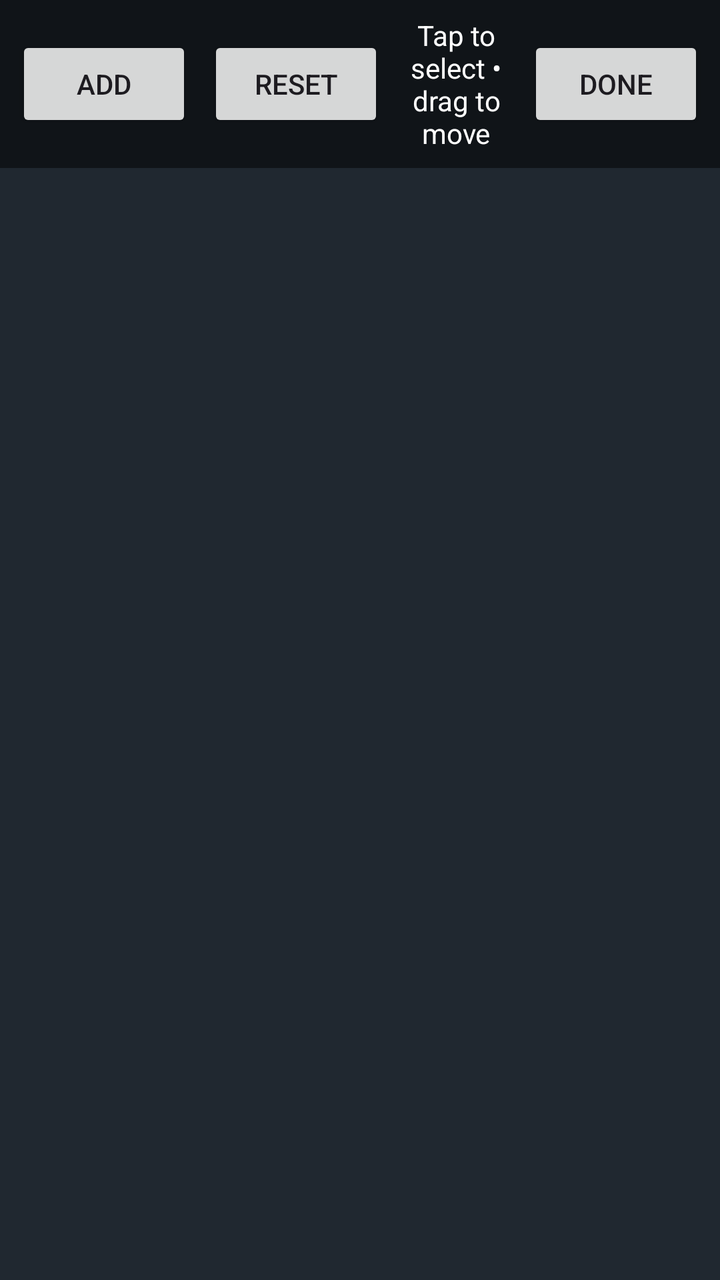
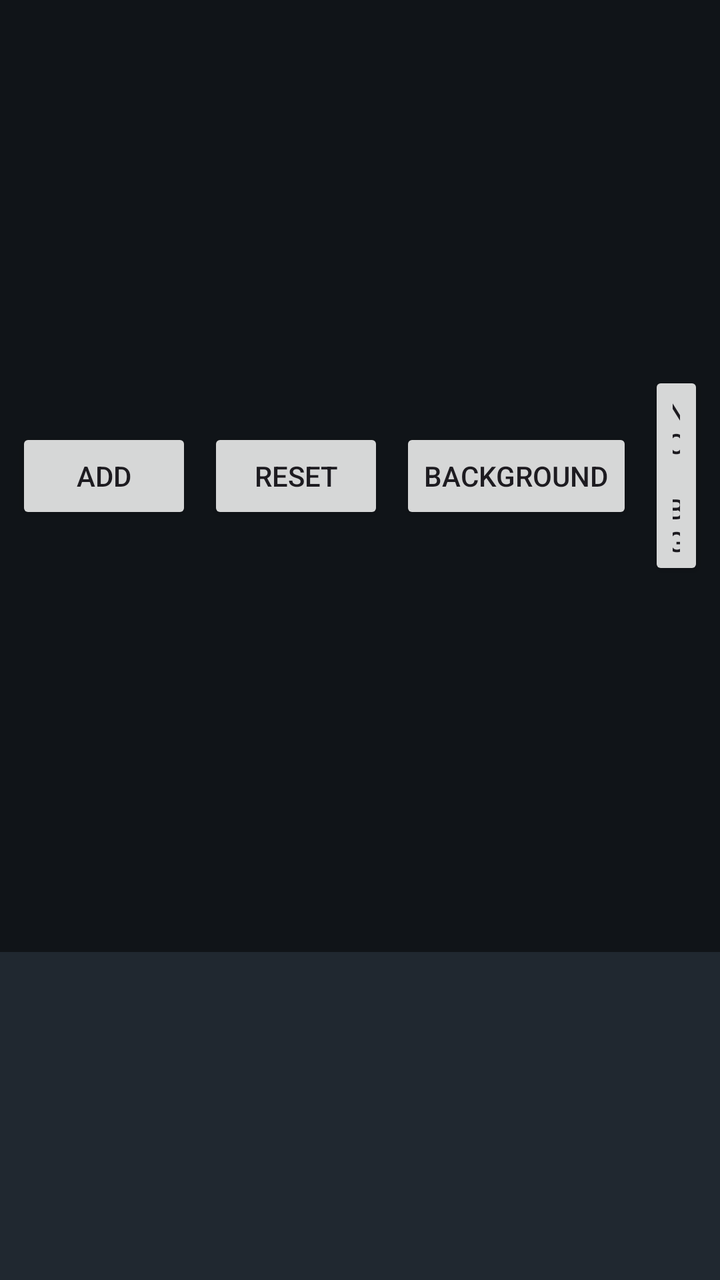

Two renders of the same Android screen: before a commit and after it. Below are the layout's source before the change and the commit's diff.
<!-- AndroidManifest.xml: activity theme AppTheme -->
<!-- res/layout/activity_controls_editor.xml -->
<?xml version="1.0" encoding="utf-8"?>
<FrameLayout xmlns:android="http://schemas.android.com/apk/res/android"
    android:layout_width="match_parent"
    android:layout_height="match_parent"
    android:background="#202830">

    
    <FrameLayout
        android:id="@+id/controls_host"
        android:layout_width="match_parent"
        android:layout_height="match_parent" />

    
    <LinearLayout
        android:layout_width="match_parent"
        android:layout_height="wrap_content"
        android:orientation="horizontal"
        android:gravity="center_vertical"
        android:background="#80000000"
        android:padding="8dp">

        <Button
            android:id="@+id/btn_add"
            android:layout_width="wrap_content"
            android:layout_height="wrap_content"
            android:text="@string/editor_add" />

        <Button
            android:id="@+id/btn_reset"
            android:layout_width="wrap_content"
            android:layout_height="wrap_content"
            android:layout_marginStart="8dp"
            android:text="@string/editor_reset" />

        <TextView
            android:layout_width="0dp"
            android:layout_height="wrap_content"
            android:layout_weight="1"
            android:gravity="center"
            android:textColor="#FFFFFF"
            android:text="@string/editor_hint" />

        <Button
            android:id="@+id/btn_done"
            android:layout_width="wrap_content"
            android:layout_height="wrap_content"
            android:text="@string/editor_done" />
    </LinearLayout>

    
    <ScrollView
        android:id="@+id/panel"
        android:layout_width="300dp"
        android:layout_height="match_parent"
        android:layout_gravity="end"
        android:background="#CC101820"
        android:visibility="gone">

        <LinearLayout
            android:id="@+id/panel_container"
            android:layout_width="match_parent"
            android:layout_height="wrap_content"
            android:orientation="vertical"
            android:padding="16dp" />
    </ScrollView>
</FrameLayout>
<!-- resources referenced by this layout -->
<resources>
  <string name="editor_add">Add</string>
  <string name="editor_done">Done</string>
  <string name="editor_hint">Tap to select • drag to move</string>
  <string name="editor_reset">Reset</string>
  <color name="rd_primary">#2E7D32</color>
  <color name="rd_primary_container">#B4F0B6</color>
  <color name="rd_on_primary_container">#00210A</color>
  <color name="md_theme_secondary">#4F6354</color>
  <color name="md_theme_onSecondary">#FFFFFF</color>
  <color name="md_theme_secondaryContainer">#D2E8D6</color>
  <color name="md_theme_onSecondaryContainer">#0E1F14</color>
  <color name="md_theme_tertiary">#3A656E</color>
  <color name="md_theme_onTertiary">#FFFFFF</color>
  <color name="md_theme_tertiaryContainer">#BEEAF5</color>
  <color name="md_theme_onTertiaryContainer">#001F25</color>
  <color name="md_theme_error">#BA1A1A</color>
  <color name="md_theme_onError">#FFFFFF</color>
  <color name="md_theme_errorContainer">#FFDAD6</color>
  <color name="md_theme_onErrorContainer">#410002</color>
  <color name="md_theme_background">#F5F8F4</color>
  <color name="md_theme_onBackground">#181D18</color>
  <color name="md_theme_surface">#F5F8F4</color>
  <color name="md_theme_onSurface">#181D18</color>
  <color name="md_theme_surfaceVariant">#DCE5DC</color>
  <color name="md_theme_onSurfaceVariant">#414942</color>
  <color name="md_theme_outlineVariant">#C0C9C0</color>
  <color name="md_theme_inverseSurface">#2D322E</color>
  <color name="md_theme_inverseOnSurface">#EFF1EB</color>
  <color name="md_theme_inversePrimary">#86D88A</color>
  <color name="md_theme_surfaceDim">#D5DBD3</color>
  <color name="md_theme_surfaceBright">#F5F8F4</color>
  <color name="md_theme_surfaceContainerLowest">#FFFFFF</color>
  <color name="md_theme_surfaceContainerLow">#EFF2EC</color>
  <color name="md_theme_surfaceContainer">#E9ECE6</color>
  <color name="md_theme_surfaceContainerHigh">#E4E7E1</color>
  <color name="md_theme_surfaceContainerHighest">#DEE1DB</color>
  <!-- drawable rd_page_bg (drawable) -->
  <?xml version="1.0" encoding="utf-8"?>
  <layer-list xmlns:android="http://schemas.android.com/apk/res/android">
      <item android:drawable="@color/md_theme_background" />
      <item>
          <bitmap
              android:src="@drawable/rd_watermark"
              android:gravity="bottom|right" />
      </item>
  </layer-list>
  <style name="AppTheme.Button" parent="Widget.Material3.Button">
          <item name="android:minWidth">0dp</item>
          <item name="android:paddingStart">24dp</item>
          <item name="android:paddingEnd">24dp</item>
          <item name="android:textSize">15sp</item>
          <item name="android:textAllCaps">false</item>
      </style>
  <style name="AppTheme.NavigationView" parent="Widget.Material3.NavigationView">
          <item name="dividerColor">@color/rd_primary</item>
      </style>
  <style name="ThemeOverlay.RimDroid.Dialog" parent="ThemeOverlay.Material3.MaterialAlertDialog">
          <item name="materialAlertDialogTitleTextStyle">@style/RimDroid.Dialog.Title</item>
      </style>
  <style name="RimDroid.Dialog.Title" parent="MaterialAlertDialog.Material3.Title.Text">
          <item name="android:textColor">?attr/colorPrimary</item>
      </style>
  <!-- unchanged entries left out for length: 2 -->
</resources>

<!-- the commit's change to res/layout/activity_controls_editor.xml (unified diff, before → after) -->
@@ -3,6 +3,14 @@
     android:layout_width="match_parent"
     android:layout_height="match_parent"
     android:background="#202830">
+
+    
+    <ImageView
+        android:id="@+id/editor_bg"
+        android:layout_width="match_parent"
+        android:layout_height="match_parent"
+        android:scaleType="fitCenter"
+        android:contentDescription="@string/editor_bg_set" />
 
     
     <FrameLayout
@@ -31,6 +39,20 @@
             android:layout_height="wrap_content"
             android:layout_marginStart="8dp"
             android:text="@string/editor_reset" />
+
+        <Button
+            android:id="@+id/btn_bg_set"
+            android:layout_width="wrap_content"
+            android:layout_height="wrap_content"
+            android:layout_marginStart="8dp"
+            android:text="@string/editor_bg_set" />
+
+        <Button
+            android:id="@+id/btn_bg_clear"
+            android:layout_width="wrap_content"
+            android:layout_height="wrap_content"
+            android:layout_marginStart="8dp"
+            android:text="@string/editor_bg_clear" />
 
         <TextView
             android:layout_width="0dp"
<!-- resource entries referenced after the edit -->
@@ -1,6 +1,8 @@
 <!-- resources referenced by this layout -->
 <resources>
   <string name="editor_add">Add</string>
+  <string name="editor_bg_clear">No BG</string>
+  <string name="editor_bg_set">Background</string>
   <string name="editor_done">Done</string>
   <string name="editor_hint">Tap to select • drag to move</string>
   <string name="editor_reset">Reset</string>
